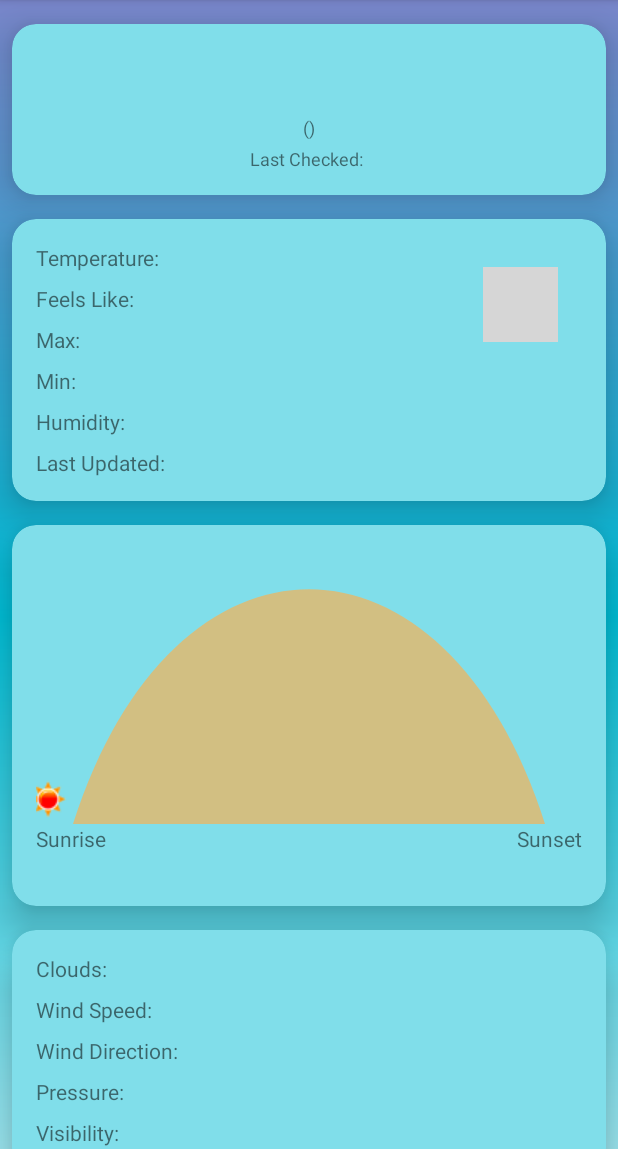
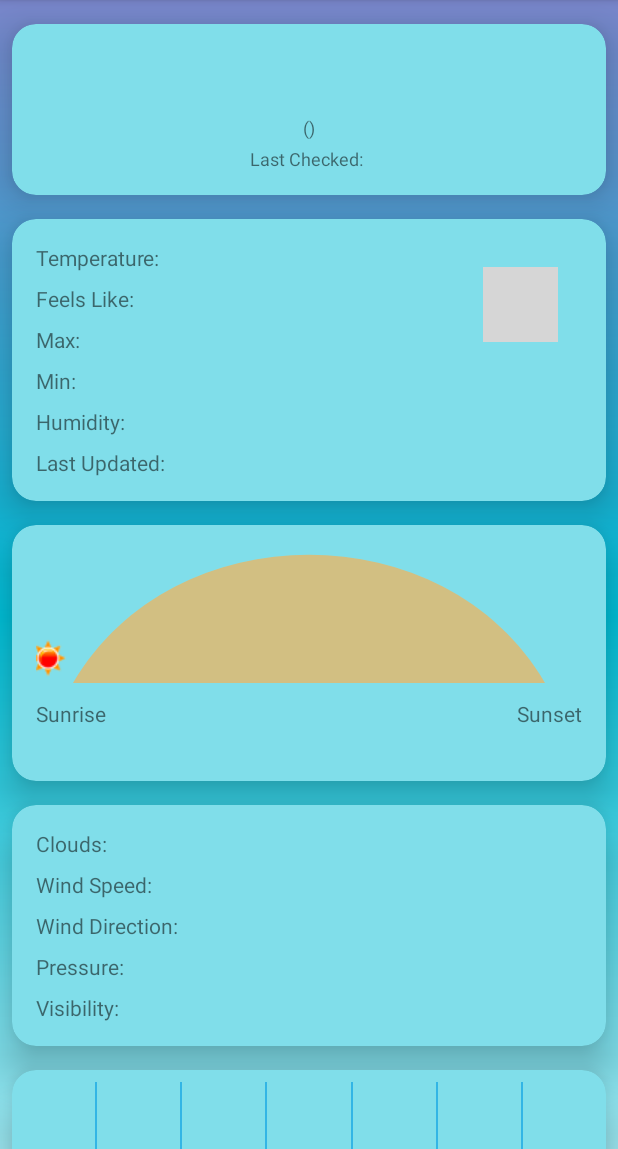
Before and after one commit to psmann/WeatherMan, an Android app: the screen it shows after launch (MainActivity), on a phone screen of 412 x 824 dp, the part 87-1236 px from its top. Run offline under Robolectric (Android 15) with nearby library versions, the phone set to English and light mode, and no system bars; our stand-ins replace Room's generated code; pictures from the network do not load; 2 statements that could not run were skipped; grey boxes are pictures that could not be loaded.

Commit message:
made SunGraphView height dynamic

```diff
--- a/app/build.gradle
+++ b/app/build.gradle
@@ -58,13 +58,14 @@ dependencies {
     implementation 'com.google.android.gms:play-services-location:17.0.0'
     // Google Places API
     implementation 'com.google.android.libraries.places:places:1.1.0'
+    // Dagger 2
+    implementation 'com.google.dagger:dagger:2.23.2'
+    kapt 'com.google.dagger:dagger-compiler:2.23.2'
     // Retrofit
     implementation 'com.squareup.retrofit2:retrofit:2.6.0'
     implementation 'com.squareup.retrofit2:converter-gson:2.6.0'
     // OkHttp
     implementation 'com.squareup.okhttp3:okhttp:4.0.0-RC1'
-    // Gson
-    implementation 'com.google.code.gson:gson:2.8.5'
     // Glide
     implementation 'com.github.bumptech.glide:glide:4.9.0'
     kapt 'com.github.bumptech.glide:compiler:4.9.0'
--- a/app/src/main/java/one/mann/weatherman/api/openweathermap/OwmDataSource.kt
+++ b/app/src/main/java/one/mann/weatherman/api/openweathermap/OwmDataSource.kt
@@ -8,7 +8,7 @@ import one.mann.interactors.data.source.IApiWeatherSource
 import one.mann.weatherman.api.Keys
 import one.mann.weatherman.api.mapToDomain
 
-internal class OwmDataSource() : IApiWeatherSource {
+internal class OwmDataSource : IApiWeatherSource {
 
     override suspend fun getCurrentWeather(location: Location): CurrentWeather =
             RetrofitInstance.service
--- a/app/src/main/java/one/mann/weatherman/framework/data/database/DbDataMappers.kt
+++ b/app/src/main/java/one/mann/weatherman/framework/data/database/DbDataMappers.kt
@@ -1,8 +1,9 @@
 package one.mann.weatherman.framework.data.database
 
 import one.mann.domain.model.Location
+import one.mann.weatherman.framework.data.database.model.LocationTuple
 import one.mann.domain.model.Weather as DomainWeather
-import one.mann.weatherman.framework.data.database.Weather as DbWeather
+import one.mann.weatherman.framework.data.database.model.Weather as DbWeather
 
 internal fun LocationTuple.mapToDomain(): Location = Location(
         arrayOf(coordinatesLat, coordinatesLong),
--- a/app/src/main/java/one/mann/weatherman/framework/data/database/WeatherDao.kt
+++ b/app/src/main/java/one/mann/weatherman/framework/data/database/WeatherDao.kt
@@ -1,6 +1,8 @@
 package one.mann.weatherman.framework.data.database
 
 import androidx.room.*
+import one.mann.weatherman.framework.data.database.model.LocationTuple
+import one.mann.weatherman.framework.data.database.model.Weather
 
 @Dao
 internal interface WeatherDao {
--- a/app/src/main/java/one/mann/weatherman/framework/data/database/WeatherDb.kt
+++ b/app/src/main/java/one/mann/weatherman/framework/data/database/WeatherDb.kt
@@ -2,6 +2,7 @@ package one.mann.weatherman.framework.data.database
 
 import androidx.room.Database
 import androidx.room.RoomDatabase
+import one.mann.weatherman.framework.data.database.model.Weather
 
 @Database(entities = [Weather::class], version = 1)
 internal abstract class WeatherDb: RoomDatabase() {
--- a/app/src/main/java/one/mann/weatherman/framework/data/database/LocationTuple.kt
+++ b/app/src/main/java/one/mann/weatherman/framework/data/database/model/LocationTuple.kt
@@ -1,4 +1,4 @@
-package one.mann.weatherman.framework.data.database
+package one.mann.weatherman.framework.data.database.model
 
 import androidx.room.ColumnInfo
 
--- a/app/src/main/java/one/mann/weatherman/framework/data/database/Weather.kt
+++ b/app/src/main/java/one/mann/weatherman/framework/data/database/model/Weather.kt
@@ -1,11 +1,11 @@
-package one.mann.weatherman.framework.data.database
+package one.mann.weatherman.framework.data.database.model
 
 import androidx.room.Entity
 import androidx.room.PrimaryKey
 
 @Entity
 internal data class Weather(
-        @PrimaryKey val id: Int?, // SQLite's default ROWID increment system is used which suits the use-case
+        @PrimaryKey val id: Int?, // when null SQLite's default ROWID increment system is used
         // Current Weather
         val cityName: String,
         val currentTemp: String,
--- a/app/src/main/java/one/mann/weatherman/framework/data/location/LocationDataSource.kt
+++ b/app/src/main/java/one/mann/weatherman/framework/data/location/LocationDataSource.kt
@@ -27,7 +27,7 @@ internal class LocationDataSource(application: Application) : IDeviceLocationSou
                             client.removeLocationUpdates(this)
                             continuation.resume(Location(arrayOf(location.latitude.toFloat(),
                                     location.longitude.toFloat()), 1))
-                        } // Location() id = 1 because this will always be the first location
+                        } // Location id = 1 because this is always the first entry in DB
                     }
                 } // Check for last location if available else request for an update (drains battery)
                 client.lastLocation.addOnSuccessListener {
--- a/app/src/main/java/one/mann/weatherman/ui/common/base/BaseViewModel.kt
+++ b/app/src/main/java/one/mann/weatherman/ui/common/base/BaseViewModel.kt
@@ -8,9 +8,9 @@ import kotlinx.coroutines.Job
 import kotlinx.coroutines.SupervisorJob
 import kotlin.coroutines.CoroutineContext
 
-internal abstract class BaseViewModel() : ViewModel(), CoroutineScope {
+internal abstract class BaseViewModel : ViewModel(), CoroutineScope {
 
-    private var job: Job = SupervisorJob()
+    private var job: Job = SupervisorJob() // Doesn't get cancelled when a child coroutine crashes
     override val coroutineContext: CoroutineContext
         get() = Dispatchers.Main + job
 
--- a/app/src/main/java/one/mann/weatherman/ui/main/MainViewModel.kt
+++ b/app/src/main/java/one/mann/weatherman/ui/main/MainViewModel.kt
@@ -24,7 +24,7 @@ internal class MainViewModel(
     val loadingState: MutableLiveData<Boolean> = MutableLiveData()
 
     init {
-        displayUI.value = false // Hide UI until all recyclerView has been loaded with data
+        displayUI.value = false // Hide UI until recyclerView has been loaded with data
         updateUI()
     }
 
@@ -59,7 +59,7 @@ internal class MainViewModel(
                 weatherData.value = data // Update all weather data
                 if (displayUI.value == false) displayUI.value = true // Show UI if hidden
             }
-            cityCount.value = getCityCount.invoke() // Update ViewPager after updating weatherData if not null
+            cityCount.value = getCityCount.invoke() // Update ViewPager only after updating weatherData (if not null)
             loadingState.value = false // Stop refreshing
         }
     }
--- a/app/src/main/java/one/mann/weatherman/ui/main/SunGraphView.kt
+++ b/app/src/main/java/one/mann/weatherman/ui/main/SunGraphView.kt
@@ -10,49 +10,46 @@ import android.view.View
 import one.mann.weatherman.R
 import kotlin.math.pow
 
-/*  layout_width must be either match_parent/constraint or specific value, NOT wrap_content;
-    layout_height must be wrap_content, height can be changed by editing startEndY value;
-    The constants offset and padding are set for the image file being used    */
-
 internal class SunGraphView @JvmOverloads constructor(
         context: Context, attrs: AttributeSet? = null, defStyleAttr: Int = 0
 ) : View(context, attrs, defStyleAttr) {
 
     companion object {
-        private const val startEndY = 275f // y start and end points (y0 and y3) = height of the view
-        private const val controlY = -38f // y control points 1 and 2 (y1 and y2) = relative height of the curve
-        private const val offset = 46f // Fix extra image padding
-        private const val padding = 21f // Horizontal padding for image
+        private const val controlY = -37f // y control points 1 and 2 (y1 and y2) = height of curve
+        private const val offset = 46f // Fix extra image padding for file used
+        private const val horizontalPadding = 21f // Horizontal padding for image file used
         private const val alphaValue = 165 // Alpha for paintCurve
-        private const val redValue = 255 // Red for paintCurve
-        private const val greenValue = 175 // Green for paintCurve
-        private const val blueValue = 75 // Blue for paintCurve
+        private const val redValue = 255 // Red value for paintCurve
+        private const val greenValue = 175 // Green value for paintCurve
+        private const val blueValue = 75 // Blue value for paintCurve
     }
 
     private val pathCurve = Path()
     private val paintCurve = Paint()
     private val paintBitmap = Paint()
-    private val image = BitmapFactory.decodeResource(resources, R.drawable.sun_cropped)
+    private val sunImage = BitmapFactory.decodeResource(resources, R.drawable.sun_cropped)
     private val screenDensity = resources.displayMetrics.density
-    private var displayImage = false
+    private var displaySun = false
     private var startX = 0f // x start point (x0)
+    private var startEndY = 0f // y start and end points (y0 and y3) = height of view
     private var controlX1 = 0f // x control point 1 (x1)
     private var controlX2 = 0f // x control point 2 (x2)
-    private var endX = 0f // x end point (x3)
+    private var endX = 0f // x end point (x3) = width of view
     private var pointX = 0f // x coordinate on curve
     private var pointY = 0f // y coordinate on curve
     private var tValue = 0f // Percent of curve (0 to 1) where coordinates are required
 
-    fun setT(t: Float) {
+    fun setT(t: Float) { // Update sun position on the graph
         tValue = t
     }
 
     private fun updateView() {
-        // set up coordinates
-        startX = pxToDip(left.toFloat()) + padding
+        // Set up coordinates
+        startX = pxToDip(left.toFloat()) + horizontalPadding
         endX = width - startX
-        controlX1 = (endX + startX) * 0.25f // one-fourth distance
-        controlX2 = (endX + startX) * 0.75f // three-fourth distance
+        startEndY = height - pxToDip(top.toFloat())
+        controlX1 = (endX + startX) * 0.25f // = one-fourth distance
+        controlX2 = (endX + startX) * 0.75f // = three-fourth distance
 
         // Set up Cubic Bezier curve
         pathCurve.moveTo(startX, startEndY) // (x0, y0)
@@ -68,12 +65,12 @@ internal class SunGraphView @JvmOverloads constructor(
             pointY = ((k.pow(3) * startEndY) + (3 * k.pow(2) * tValue * controlY)
                     + (3 * k * tValue.pow(2) * controlY) + (tValue.pow(3) * startEndY)) - offset
 
-            // Colour transition according to amount of day light left; 0 = yellow, 100 = purple
+            // Colour transition according to amount of day light left -> 0 = yellow; 100 = purple
             updatePaintColour((tValue * 100).toInt())
-            displayImage = true
+            displaySun = true
         } else {
             updatePaintColour()
-            displayImage = false
+            displaySun = false
         }
     }
 
@@ -82,8 +79,8 @@ internal class SunGraphView @JvmOverloads constructor(
 
     private fun pxToDip(value: Float): Float = value / screenDensity
 
-    override fun onMeasure(widthMeasureSpec: Int, heightMeasureSpec: Int) =
-            setMeasuredDimension(MeasureSpec.getSize(widthMeasureSpec), startEndY.toInt())
+    override fun onMeasure(widthMeasureSpec: Int, heightMeasureSpec: Int) = setMeasuredDimension(
+            MeasureSpec.getSize(widthMeasureSpec), MeasureSpec.getSize(heightMeasureSpec))
 
     override fun onSizeChanged(w: Int, h: Int, oldw: Int, oldh: Int) {
         updateView() // Update parameters only after correct width is known
@@ -92,7 +89,7 @@ internal class SunGraphView @JvmOverloads constructor(
 
     override fun onDraw(canvas: Canvas?) {
         canvas?.drawPath(pathCurve, paintCurve)
-        if (displayImage) canvas?.drawBitmap(image, pointX, pointY, paintBitmap)
+        if (displaySun) canvas?.drawBitmap(sunImage, pointX, pointY, paintBitmap)
         //canvas?.drawCircle(pointX + offset, pointY + offset, 25f, paintCurve) // Remove offset
     }
 }
--- a/app/src/main/res/layout/cardview_sun.xml
+++ b/app/src/main/res/layout/cardview_sun.xml
@@ -63,7 +63,7 @@
         <one.mann.weatherman.ui.main.SunGraphView
             android:id="@+id/sunlight_graph"
             android:layout_width="0dp"
-            android:layout_height="wrap_content"
+            android:layout_height="100dp"
             android:layout_marginStart="16dp"
             android:layout_marginTop="16dp"
             android:layout_marginEnd="16dp"
```
Also changed, not shown: domain/src/main/java/one/mann/domain/util/DataConverters.kt (+4 -4 lines).
